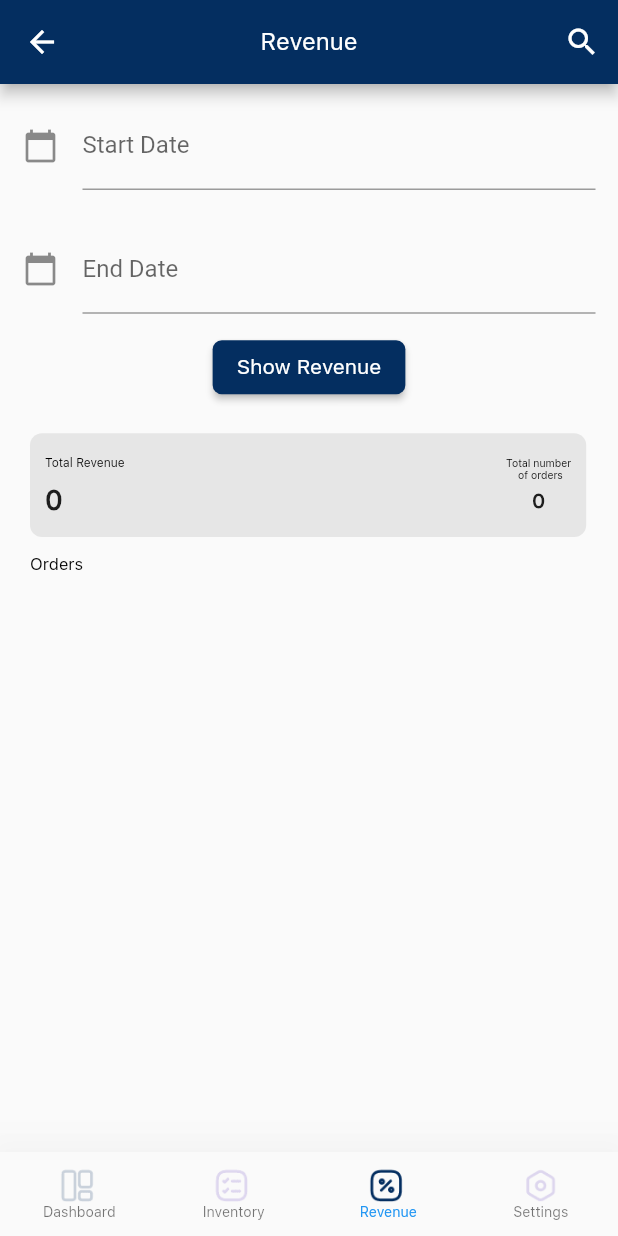
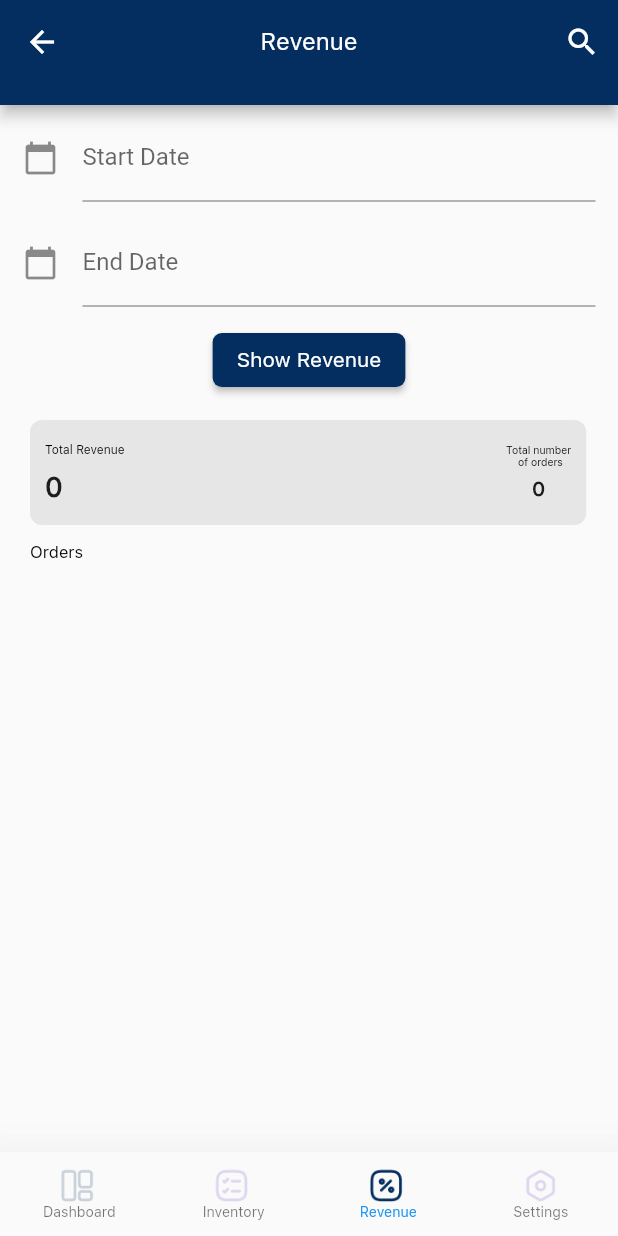
Before and after one commit to jyothir10/eatplek_admin, a Flutter app: the screen it shows after launch, on a phone screen of 412 x 824 dp. Run offline on Flutter 3.47's test engine with Material 2 defaults, Android fonts, the phone set to English and light mode, and no system bars; drawn by our look-alikes of modal_progress_hud_nsn; our stand-ins replace dotted_line, flutter_svg, numberpicker, shared_preferences.

Commit message:
Revenue screen height

```diff
--- a/lib/Screens/RevenueScreen.dart
+++ b/lib/Screens/RevenueScreen.dart
@@ -89,7 +89,9 @@ class _RevenueScreenState extends State<RevenueScreen> {
       length: 3,
       child: Scaffold(
         key: _scaffoldKey,
-        appBar: AppBar(
+        appBar: PreferredSize(
+          preferredSize: Size.fromHeight(70),
+          child: AppBar(
             centerTitle: true,
             backgroundColor: Color(0xff042e60),
             title: const Text(
@@ -122,6 +124,7 @@ class _RevenueScreenState extends State<RevenueScreen> {
               )
             ],
           ),
+        ),
         body: WillPopScope(
           onWillPop: () async {
             Navigator.pushReplacementNamed(context, DashboardScreen.id);
@@ -133,7 +136,7 @@ class _RevenueScreenState extends State<RevenueScreen> {
               children: [
                 Container(
                   padding: EdgeInsets.symmetric(horizontal: 15),
-                  height: MediaQuery.of(context).size.width / 5,
+                  height: 70,
                   child: Center(
                     child: TextField(
                       controller: startdateInput,
@@ -171,7 +174,7 @@ class _RevenueScreenState extends State<RevenueScreen> {
                   padding: EdgeInsets.symmetric(
                     horizontal: 15,
                   ),
-                  height: MediaQuery.of(context).size.width / 5,
+                  height: 70,
                   child: Center(
                     child: TextField(
                       controller: enddateInput,
@@ -205,7 +208,9 @@ class _RevenueScreenState extends State<RevenueScreen> {
                     ),
                   ),
                 ),
-                Row(
+                SizedBox(
+                  height: 60,
+                  child: Row(
                     mainAxisAlignment: MainAxisAlignment.center,
                     children: [
                       BlueButton(
@@ -227,14 +232,16 @@ class _RevenueScreenState extends State<RevenueScreen> {
                           }),
                     ],
                   ),
+                ),
                 Padding(
-                  padding: const EdgeInsets.all(20),
+                  padding:
+                      const EdgeInsets.symmetric(horizontal: 20, vertical: 10),
                   child: SingleChildScrollView(
                     child: Column(
                       crossAxisAlignment: CrossAxisAlignment.start,
                       children: [
                         Container(
-                          height: MediaQuery.of(context).size.height * .084,
+                          height: 70,
                           width: MediaQuery.of(context).size.width * .9,
                           decoration: BoxDecoration(
                             color: Color(0xffe6e6e6),
@@ -298,6 +305,8 @@ class _RevenueScreenState extends State<RevenueScreen> {
                         ),
                         const Padding(
                           padding: EdgeInsets.symmetric(vertical: 12),
+                          child: SizedBox(
+                            height: 15,
                             child: Text(
                               'Orders',
                               style: TextStyle(
@@ -308,9 +317,10 @@ class _RevenueScreenState extends State<RevenueScreen> {
                               ),
                             ),
                           ),
+                        ),
                         SingleChildScrollView(
                           child: Container(
-                            height: 300,
+                            height: MediaQuery.of(context).size.height - 500,
                             width: MediaQuery.of(context).size.width,
                             child: ListView.builder(
                                 itemCount: orders.length,
```
Lines whose indentation alone changed are shown as unchanged.
